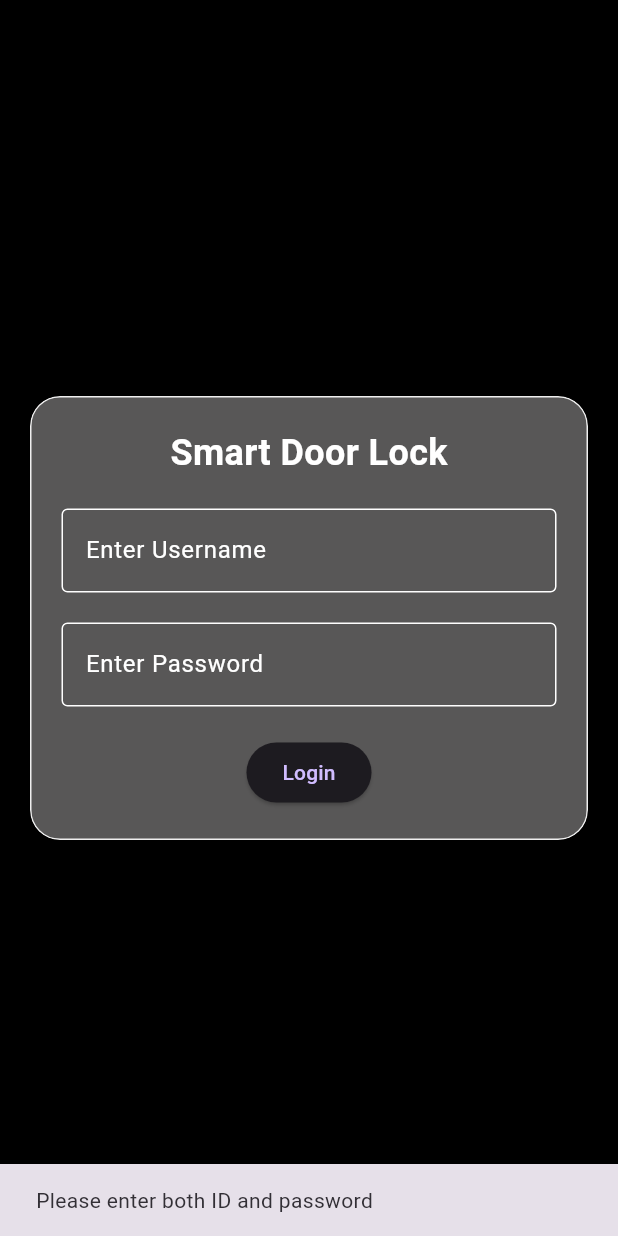
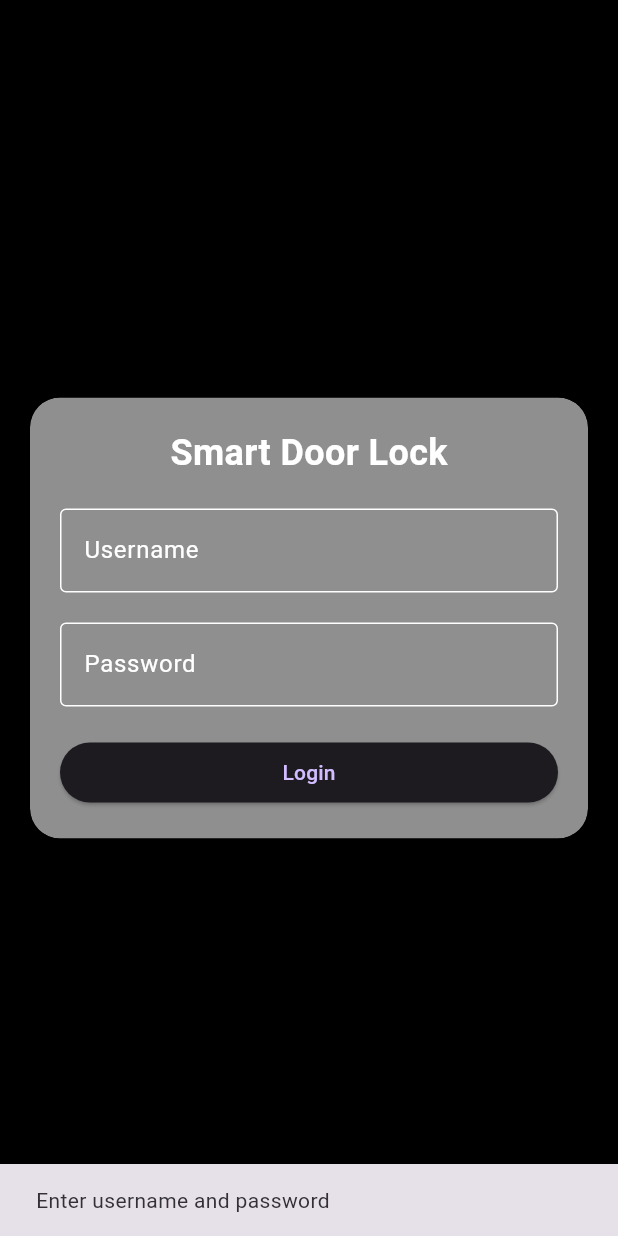
Before and after one commit to dushansineth-design/smdlockapp, a Flutter app: the screen it shows after launch, after a tap on "Login", on a phone screen of 412 x 824 dp. Run offline on Flutter 3.47's test engine with Material 3 defaults, Android fonts, the phone set to English and light mode, and no system bars; our stand-ins replace go_router, shared_preferences; network calls fail.

Commit message:
connect mobile app and server to backend

```diff
--- a/lib/main.dart
+++ b/lib/main.dart
@@ -12,49 +12,66 @@ import 'screens/profile_screen.dart';
 void main() async {
   WidgetsFlutterBinding.ensureInitialized();
   final prefs = await SharedPreferences.getInstance();
-  final savedUserName = prefs.getString('userName');
 
-  runApp(SmartDoorLockApp(savedUserName: savedUserName));
+  final int? savedUserId = prefs.getInt('user_id');
+  final String? savedUserName = prefs.getString('user_name');
+  final String? savedUsername = prefs.getString('username');
+  final String? savedRole = prefs.getString('role');
+
+  User? savedUser;
+
+  if (savedUserId != null &&
+      savedUserName != null &&
+      savedUsername != null &&
+      savedRole != null) {
+    savedUser = User(
+      id: savedUserId,
+      name: savedUserName,
+      username: savedUsername,
+      role: savedRole,
+    );
+  }
+
+  runApp(SmartDoorLockApp(savedUser: savedUser));
 }
 
 class SmartDoorLockApp extends StatelessWidget {
-  final String? savedUserName;
-  const SmartDoorLockApp({super.key, this.savedUserName});
+  final User? savedUser;
+  const SmartDoorLockApp({super.key, this.savedUser});
 
   @override
   Widget build(BuildContext context) {
     final GoRouter router = GoRouter(
-      initialLocation: savedUserName != null ? '/home' : '/',
+      initialLocation: savedUser != null ? '/home' : '/',
       routes: [
+        // ✅ Login
         GoRoute(
           path: '/',
-          builder: (context, state) => LoginScreen(),
+          builder: (context, state) => const LoginScreen(),
         ),
 
+        // ✅ Home
         GoRoute(
           path: '/home',
           builder: (context, state) {
-            final userName = state.extra is String
-                ? state.extra as String
-                : savedUserName ?? 'Guest';
+            final user = state.extra is User
+                ? state.extra as User
+                : savedUser!;
 
-            return HomeScreen(user: User(name: userName));
+            return HomeScreen(user: user);
           },
         ),
 
+        // ✅ Profile
         GoRoute(
           path: '/profile',
           builder: (context, state) {
-            final extra = state.extra is Map<String, dynamic>
-                ? state.extra as Map<String, dynamic>
-                : {};
+            final extra = state.extra as Map<String, dynamic>;
 
-            final user = extra['user'] as User? ??
-                User(name: savedUserName ?? 'Guest');
-
-            final doors = extra['doors'] as List<Door>? ?? [];
-
-            return ProfileScreen(user: user, doors: doors);
+            return ProfileScreen(
+              user: extra['user'] as User,
+              doors: extra['doors'] as List<Door>,
+            );
           },
         ),
       ],
--- a/lib/models/door.dart
+++ b/lib/models/door.dart
@@ -1,11 +1,14 @@
+// lib/models/door.dart
 import 'activity.dart';
 
 class Door {
+  final int id;           // <-- add
   final String name;
   bool isLocked;
   List<Activity> activityLog;
 
   Door({
+    required this.id,     // <-- add
     required this.name,
     this.isLocked = true,
     required this.activityLog,
--- a/lib/models/user.dart
+++ b/lib/models/user.dart
@@ -1,5 +1,22 @@
 class User {
+  final int id;
   final String name;
+  final String username;
+  final String role;
 
-  User({required this.name});
+  User({
+    required this.id,
+    required this.name,
+    required this.username,
+    required this.role,
+  });
+
+  factory User.fromJson(Map<String, dynamic> json) {
+    return User(
+      id: json['id'],
+      name: json['name'],
+      username: json['username'],
+      role: json['role'],
+    );
+  }
 }
--- a/lib/screens/login_screen.dart
+++ b/lib/screens/login_screen.dart
@@ -1,43 +1,48 @@
 import 'dart:ui';
 import 'package:flutter/material.dart';
-import '../services/activity_service.dart'; // <- Use this
 import 'package:shared_preferences/shared_preferences.dart';
 import 'package:go_router/go_router.dart';
+import '../services/api_service.dart';
+import '../models/user.dart';
 
 class LoginScreen extends StatefulWidget {
   const LoginScreen({super.key});
 
   @override
-  _LoginScreenState createState() => _LoginScreenState();
+  State<LoginScreen> createState() => _LoginScreenState();
 }
 
 class _LoginScreenState extends State<LoginScreen> {
-  final TextEditingController _userIdController = TextEditingController();
-  final TextEditingController _passwordController = TextEditingController();
+  final _usernameController = TextEditingController();
+  final _passwordController = TextEditingController();
   bool _loading = false;
 
-  void _login() async {
-    final userId = _userIdController.text.trim();
+  Future<void> _login() async {
+    final username = _usernameController.text.trim();
     final password = _passwordController.text.trim();
 
-    if (userId.isEmpty || password.isEmpty) {
+    if (username.isEmpty || password.isEmpty) {
       ScaffoldMessenger.of(context).showSnackBar(
-        const SnackBar(content: Text("Please enter both ID and password")),
+        const SnackBar(content: Text("Enter username and password")),
       );
       return;
     }
 
     setState(() => _loading = true);
-    final user = await AuthService.login(userId, password); // <- pass password
+    final User? user = await ApiService.login(username, password);
     setState(() => _loading = false);
 
     if (user != null) {
       final prefs = await SharedPreferences.getInstance();
-      await prefs.setString('userName', user.name);
-      context.go('/home', extra: user.name);
+      await prefs.setInt('user_id', user.id);
+      await prefs.setString('user_name', user.name);
+      await prefs.setString('username', user.username);
+      await prefs.setString('role', user.role);
+
+      context.go('/home', extra: user);
     } else {
       ScaffoldMessenger.of(context).showSnackBar(
-        const SnackBar(content: Text("Login failed: invalid username or password")),
+        const SnackBar(content: Text("Invalid username or password")),
       );
     }
   }
@@ -48,66 +53,54 @@ class _LoginScreenState extends State<LoginScreen> {
       backgroundColor: Colors.black,
       body: Center(
         child: Padding(
-          padding: EdgeInsets.all(20),
+          padding: const EdgeInsets.all(20),
           child: ClipRRect(
             borderRadius: BorderRadius.circular(20),
             child: BackdropFilter(
               filter: ImageFilter.blur(sigmaX: 10, sigmaY: 10),
               child: Container(
-                padding: EdgeInsets.all(20),
+                padding: const EdgeInsets.all(20),
                 decoration: BoxDecoration(
-                  color: const Color.fromARGB(255, 98, 96, 96).withAlpha(230),
+                  color: Colors.grey.withOpacity(0.9),
                   borderRadius: BorderRadius.circular(20),
-                  border: Border.all(color: Colors.white.withAlpha(230)),
                 ),
                 child: Column(
                   mainAxisSize: MainAxisSize.min,
                   children: [
-                    Text(
-                      "Smart Door Lock",
-                      style: TextStyle(
-                        fontSize: 24,
-                        fontWeight: FontWeight.bold,
-                        color: Colors.white,
+                    const Text("Smart Door Lock",
+                        style: TextStyle(fontSize: 24, fontWeight: FontWeight.bold, color: Colors.white)),
+                    const SizedBox(height: 20),
+                    TextField(
+                      controller: _usernameController,
+                      style: const TextStyle(color: Colors.white),
+                      decoration: const InputDecoration(
+                        labelText: "Username",
+                        labelStyle: TextStyle(color: Colors.white),
+                        enabledBorder: OutlineInputBorder(borderSide: BorderSide(color: Colors.white)),
+                        focusedBorder: OutlineInputBorder(borderSide: BorderSide(color: Colors.white)),
                       ),
                     ),
-                    SizedBox(height: 20),
-                    TextField(
-                      controller: _userIdController,
-                      style: TextStyle(color: Colors.white),
-                      decoration: InputDecoration(
-                        labelText: "Enter Username",
-                        labelStyle: TextStyle(color: Colors.white),
-                        enabledBorder: OutlineInputBorder(
-                          borderSide: BorderSide(color: Colors.white),
-                        ),
-                        focusedBorder: OutlineInputBorder(
-                          borderSide: BorderSide(color: Colors.white),
-                        ),
-                      ),
-                    ),
-                    SizedBox(height: 20),
+                    const SizedBox(height: 20),
                     TextField(
                       controller: _passwordController,
                       obscureText: true,
-                      style: TextStyle(color: Colors.white),
-                      decoration: InputDecoration(
-                        labelText: "Enter Password",
+                      style: const TextStyle(color: Colors.white),
+                      decoration: const InputDecoration(
+                        labelText: "Password",
                         labelStyle: TextStyle(color: Colors.white),
-                        enabledBorder: OutlineInputBorder(
-                          borderSide: BorderSide(color: Colors.white),
-                        ),
-                        focusedBorder: OutlineInputBorder(
-                          borderSide: BorderSide(color: Colors.white),
-                        ),
+                        enabledBorder: OutlineInputBorder(borderSide: BorderSide(color: Colors.white)),
+                        focusedBorder: OutlineInputBorder(borderSide: BorderSide(color: Colors.white)),
                       ),
                     ),
-                    SizedBox(height: 20),
+                    const SizedBox(height: 20),
                     _loading
-                        ? CircularProgressIndicator(color: Colors.white)
-                        : ElevatedButton(
-                            onPressed: _login,
-                            child: Text("Login"),
+                        ? const CircularProgressIndicator(color: Colors.white)
+                        : SizedBox(
+                            width: double.infinity,
+                            child: ElevatedButton(
+                              onPressed: _login,
+                              child: const Text("Login"),
+                            ),
                           ),
                   ],
                 ),
--- a/lib/services/activity_service.dart
+++ b/lib/services/activity_service.dart
@@ -1,21 +1,35 @@
-import '../models/user.dart';
+// import 'dart:convert';
+// import 'package:http/http.dart' as http;
+// import '../models/user.dart';
 
-class AuthService {
-  // ✅ Step 1: Create a mock user database
-  static final Map<String, String> _userDatabase = {
+// class AuthService {
+//   // ✅ Change this to your backend IP + port
+//   static const String _baseUrl = "http://192.168.1.100:5000";
 
-    'admin': 'adminpass',
+//   static Future<User?> login(String username, String password) async {
+//     try {
+//       final response = await http.post(
+//         Uri.parse("$_baseUrl/api/login"),
+//         headers: {
+//           "Content-Type": "application/json",
+//         },
+//         body: jsonEncode({
+//           "username": username,
+//           "password": password,
+//         }),
+//       );
 
-  };
+//       // ✅ Login success
+//       if (response.statusCode == 200) {
+//         final Map<String, dynamic> data = jsonDecode(response.body);
+//         return User.fromJson(data);
+//       }
 
-  // ✅ Step 2: Validate ID and password
-  static Future<User?> login(String userId, String password) async {
-    await Future.delayed(Duration(seconds: 1)); // simulate network delay
-
-    if (_userDatabase.containsKey(userId) && _userDatabase[userId] == password) {
-      return User(name: userId);
-    }
-
-    return null;
-  }
-}
+//       // ✅ Invalid username or password
+//       return null;
+//     } catch (e) {
+//       // ✅ Network / server error
+//       return null;
+//     }
+//   }
+// }
--- /dev/null
+++ b/lib/utils/constants.dart
@@ -0,0 +1,15 @@
+class AppConstants {
+  // ✅ Backend base URL (Flask server)
+  static const String baseUrl = "http://192.168.8.125:5001";
+
+  // ---------------- AUTH ----------------
+  static const String login = "$baseUrl/api/login";
+
+  // ---------------- USER DATA ----------------
+  // Replace {userId} dynamically when calling
+  static const String userKeys = "$baseUrl/api/user/{userId}/keys";
+  static const String userDoors = "$baseUrl/api/user/{userId}/doors";
+
+  // ---------------- ADMIN / APP COMMAND ----------------
+  static const String doorCommand = "$baseUrl/api/admin/door/command";
+}
```
Also changed, not shown: lib/screens/home_screen.dart (+95 -21 lines), lib/screens/profile_screen.dart (+47 -35 lines), lib/services/api_service.dart (added, +72 -0 lines), lib/services/auth_service.dart (+29 -10 lines), lib/widgets/door_card.dart (+51 -51 lines).
